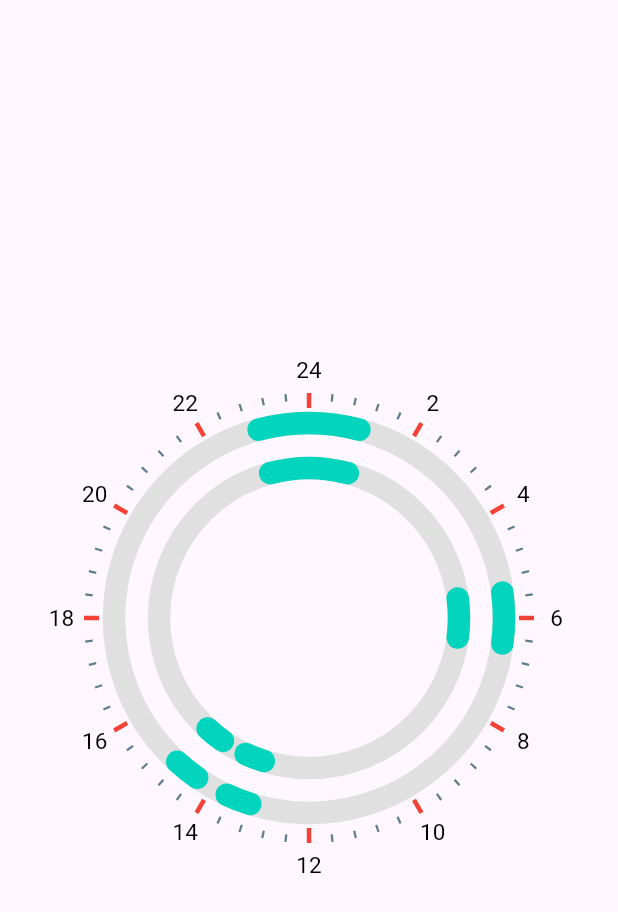
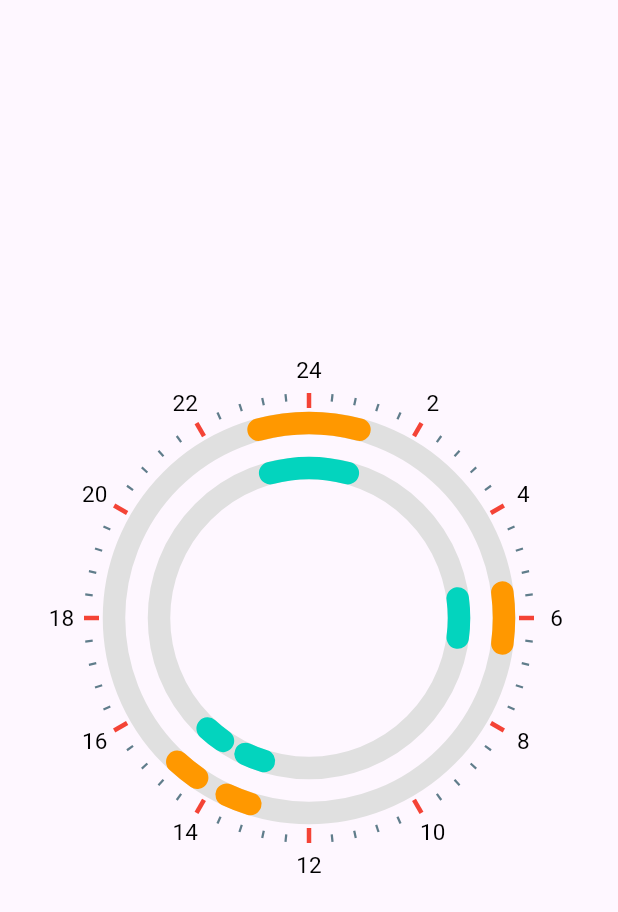
Before and after one commit to fishomelet/drawcircle, a Flutter app: the screen it shows after launch, on a phone screen of 412 x 824 dp. Shown: the top 912 px of the screen. Run offline on Flutter 3.47's test engine with Material 2 defaults, Android fonts, the phone set to English and light mode, and no system bars.

Commit message:
firebase (1/2)

```diff
--- a/lib/radiailCircle/radialCircle.dart
+++ b/lib/radiailCircle/radialCircle.dart
@@ -31,7 +31,10 @@ class _RadialCircleState extends State<RadialCircle> {
         ),
         Center(
             child: CustomPaint(
-                painter: radialPainter(radius: 130, activityTime: activity))),
+                painter: radialPainter(
+                    radius: 130,
+                    activityTime: activity,
+                    rcolor: Colors.orange))),
         Center(
             child: CustomPaint(
                 painter: radialPainter(radius: 100, activityTime: activity))),
--- a/lib/radiailCircle/radialPainter.dart
+++ b/lib/radiailCircle/radialPainter.dart
@@ -5,12 +5,14 @@ import 'package:flutter/material.dart';
 class radialPainter extends CustomPainter {
   double radius;
   var activityTime;
+  Color rcolor;
 
   radialPainter(
       {this.radius = 130,
       this.activityTime = const [
         [0, 0, 0]
-      ]});
+      ],
+      this.rcolor = const Color.fromRGBO(3, 212, 190, 1.0)});
 
   @override
   void paint(Canvas canvas, Size size) {
@@ -27,7 +29,7 @@ class radialPainter extends CustomPainter {
       ..strokeWidth = 15;
 
     var paint = Paint()
-      ..color = Color.fromRGBO(3, 212, 190, 1.0)
+      ..color = rcolor
       ..strokeCap = StrokeCap.round
       ..style = PaintingStyle.stroke
       ..strokeWidth = 15;
--- a/pubspec.yaml
+++ b/pubspec.yaml
@@ -35,6 +35,8 @@ dependencies:
   # The following adds the Cupertino Icons font to your application.
   # Use with the CupertinoIcons class for iOS style icons.
   cupertino_icons: ^1.0.2
+
+  cloud firestore: ^3.1.5
 
 dev_dependencies:
   flutter_test:
```
Also changed, not shown: 4 other files.
